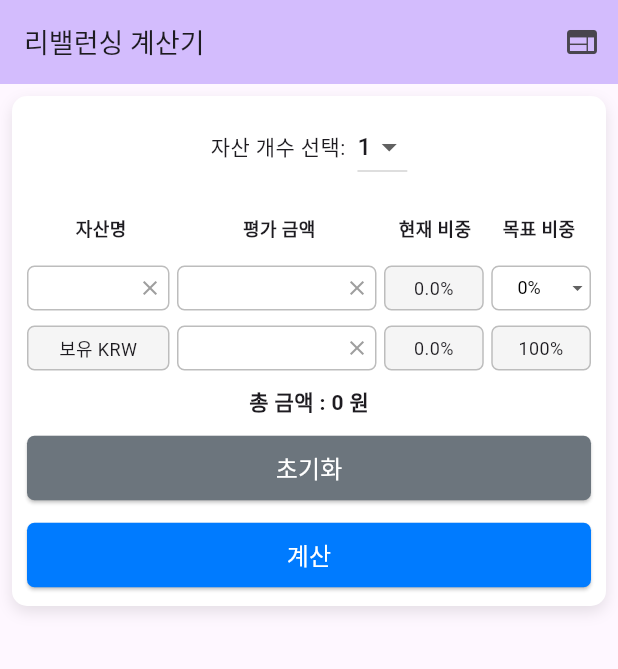
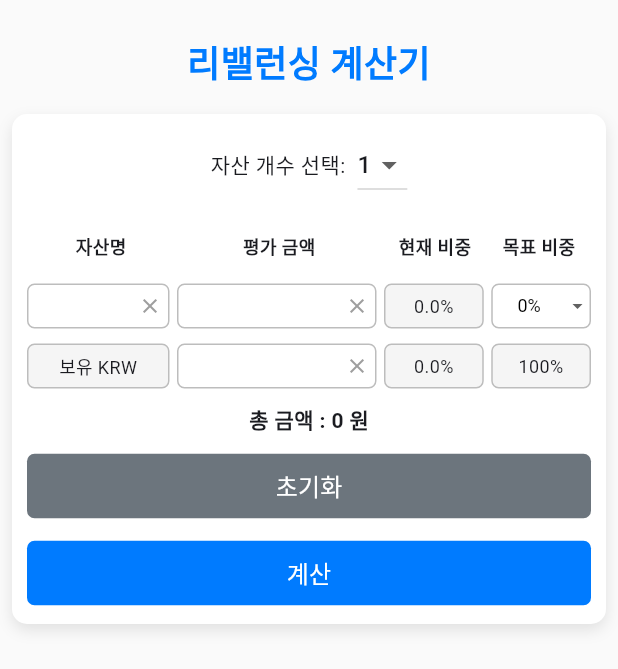
Before and after one commit to sangsang0311/rebalancingcalculator_seng, a Flutter app: the screen it shows after launch, after a tap on the "flutter dash" icon, on a phone screen of 412 x 824 dp. Shown: the top 669 px of the screen. Run offline on Flutter 3.47's test engine with Material 3 defaults, Android fonts, the phone set to English and light mode, and no system bars; our stand-ins replace shared_preferences, webview_flutter.

Commit message:
UI 디자인 개선: AppBar 제거 및 원본 디자인과 일치시키기

```diff
--- a/lib/main.dart
+++ b/lib/main.dart
@@ -18,9 +18,20 @@ class MyApp extends StatelessWidget {
   Widget build(BuildContext context) {
     return MaterialApp(
       title: '리밸런싱 계산기',
+      debugShowCheckedModeBanner: false,
       theme: ThemeData(
-        colorScheme: ColorScheme.fromSeed(seedColor: Colors.deepPurple),
+        colorScheme: ColorScheme.fromSeed(
+          seedColor: const Color(0xFF007BFF),
+          primary: const Color(0xFF007BFF),
+        ),
         useMaterial3: true,
+        scaffoldBackgroundColor: Colors.grey.shade50,
+        elevatedButtonTheme: ElevatedButtonThemeData(
+          style: ElevatedButton.styleFrom(
+            foregroundColor: Colors.white,
+            backgroundColor: const Color(0xFF007BFF),
+          ),
+        ),
       ),
       home: const MyHomePage(title: '리밸런싱 계산기'),
     );
@@ -72,14 +83,13 @@ class _MyHomePageState extends State<MyHomePage> {
     final isSmallScreen = size.width < 600;
 
     return Scaffold(
-      appBar: AppBar(
+      appBar: isWebViewEnabled ? AppBar(
         backgroundColor: Theme.of(context).colorScheme.inversePrimary,
         title: Text(
           widget.title,
           style: TextStyle(fontSize: isSmallScreen ? 18 : 24),
         ),
         actions: [
-          if (isWebViewEnabled)
           IconButton(
             icon: const Icon(Icons.flutter_dash),
             onPressed: () {
@@ -89,20 +99,8 @@ class _MyHomePageState extends State<MyHomePage> {
             },
             tooltip: 'Flutter UI로 전환',
           )
-          else
-            IconButton(
-              icon: const Icon(Icons.web),
-              onPressed: () {
-                if (!kIsWeb) {
-                  setState(() {
-                    isWebViewEnabled = true;
-                  });
-                }
-              },
-              tooltip: kIsWeb ? '웹에서는 WebView를 사용할 수 없습니다' : 'WebView로 전환',
-            ),
         ],
-      ),
+      ) : null,
       body: SafeArea(
         child: isWebViewEnabled
             ? WebViewWidget(controller: controller!)
@@ -419,21 +417,21 @@ class _RebalancingCalculatorState extends State<RebalancingCalculator> {
       if (currentValue > targetValue) {
         result = {
           'text': '$asset : ${formatCurrency(currentValue - targetValue)}원 만큼 파세요(매도)',
-          'color': Colors.blue,
+          'color': const Color(0xFF0D6EFD),
           'asset': asset
         };
         hasAdjustment = true;
       } else if (currentValue < targetValue) {
         result = {
           'text': '$asset : ${formatCurrency(targetValue - currentValue)}원 만큼 사세요(매수)',
-          'color': Colors.red,
+          'color': const Color(0xFFDC3545),
           'asset': asset
         };
         hasAdjustment = true;
       } else {
         result = {
           'text': '$asset: 리밸런싱 필요 없음',
-          'color': Colors.green,
+          'color': const Color(0xFF198754),
           'asset': asset
         };
       }
@@ -450,7 +448,7 @@ class _RebalancingCalculatorState extends State<RebalancingCalculator> {
 
     if (!hasAdjustment) {
       setState(() {
-        adjustmentResults = [{'text': '리밸런싱이 필요하지 않습니다.', 'color': Colors.green}];
+        adjustmentResults = [{'text': '리밸런싱이 필요하지 않습니다.', 'color': const Color(0xFF198754)}];
         finalResults = {};
         showResults = true;
       });
@@ -498,7 +496,21 @@ class _RebalancingCalculatorState extends State<RebalancingCalculator> {
     return Padding(
       padding: const EdgeInsets.all(8.0),
       child: SingleChildScrollView(
-        child: Center(
+        child: Column(
+          children: [
+            // 제목 추가
+            const Padding(
+              padding: EdgeInsets.only(top: 16.0, bottom: 16.0),
+              child: Text(
+                '리밸런싱 계산기',
+                style: TextStyle(
+                  fontSize: 24,
+                  fontWeight: FontWeight.bold,
+                  color: Color(0xFF007BFF),
+                ),
+              ),
+            ),
+            Center(
               child: Container(
                 constraints: const BoxConstraints(maxWidth: 510),
                 decoration: BoxDecoration(
@@ -706,6 +718,7 @@ class _RebalancingCalculatorState extends State<RebalancingCalculator> {
                           shape: RoundedRectangleBorder(
                             borderRadius: BorderRadius.circular(5),
                           ),
+                          elevation: 0,
                         ),
                         child: const Text('초기화', style: TextStyle(fontSize: 16)),
                       ),
@@ -724,6 +737,7 @@ class _RebalancingCalculatorState extends State<RebalancingCalculator> {
                           shape: RoundedRectangleBorder(
                             borderRadius: BorderRadius.circular(5),
                           ),
+                          elevation: 0,
                         ),
                         child: const Text('계산', style: TextStyle(fontSize: 16)),
                       ),
@@ -733,6 +747,17 @@ class _RebalancingCalculatorState extends State<RebalancingCalculator> {
                     if (showResults) ...[
                       const SizedBox(height: 20),
 
+                      Container(
+                        width: double.infinity,
+                        padding: const EdgeInsets.all(12),
+                        decoration: BoxDecoration(
+                          color: Colors.grey.shade50,
+                          borderRadius: BorderRadius.circular(5),
+                          border: Border.all(color: Colors.grey.shade300),
+                        ),
+                        child: Column(
+                          crossAxisAlignment: CrossAxisAlignment.start,
+                          children: [
                             if (adjustmentResults.isEmpty)
                               Center(
                                 child: Text(
@@ -746,14 +771,11 @@ class _RebalancingCalculatorState extends State<RebalancingCalculator> {
                             else
                               ...adjustmentResults.map((result) => Padding(
                                 padding: const EdgeInsets.symmetric(vertical: 2.0),
-                      child: Align(
-                        alignment: Alignment.centerLeft,
                                 child: Text(
                                   result['text'],
                                   style: TextStyle(
                                     color: result['color'],
                                     fontWeight: FontWeight.bold,
-                          ),
                                   ),
                                 ),
                               )).toList(),
@@ -764,8 +786,9 @@ class _RebalancingCalculatorState extends State<RebalancingCalculator> {
                                 child: Divider(color: Colors.grey.shade300, height: 1),
                               ),
 
-                    Align(
-                      alignment: Alignment.center,
+                              Center(
+                                child: Padding(
+                                  padding: const EdgeInsets.only(bottom: 8.0),
                                   child: Text(
                                     '리밸런싱 후 현황',
                                     style: TextStyle(
@@ -775,26 +798,27 @@ class _RebalancingCalculatorState extends State<RebalancingCalculator> {
                                     ),
                                   ),
                                 ),
-
-                    const SizedBox(height: 10),
+                              ),
 
                               ...finalResults.entries.map((entry) => Padding(
                                 padding: const EdgeInsets.symmetric(vertical: 2.0),
-                      child: Align(
-                        alignment: Alignment.centerLeft,
                                 child: Text(
                                   '${entry.key} : ${formatCurrency(entry.value['value'])}원 (${entry.value['ratio']}%)',
                                   style: const TextStyle(
                                     fontWeight: FontWeight.normal,
                                   ),
                                 ),
-                      ),
                               )).toList(),
-                  ],
                             ],
                           ],
                         ),
                       ),
+                    ],
+                  ],
+                ),
+              ),
+            ),
+          ],
         ),
       ),
     );
@@ -854,6 +878,7 @@ class _RebalancingCalculatorState extends State<RebalancingCalculator> {
               width: 24,
               height: 30,
               child: InkWell(
+                borderRadius: BorderRadius.circular(15),
                 child: const Icon(Icons.clear, size: 16, color: Colors.grey),
                 onTap: onClear,
               ),
```
Lines whose indentation alone changed are shown as unchanged.
